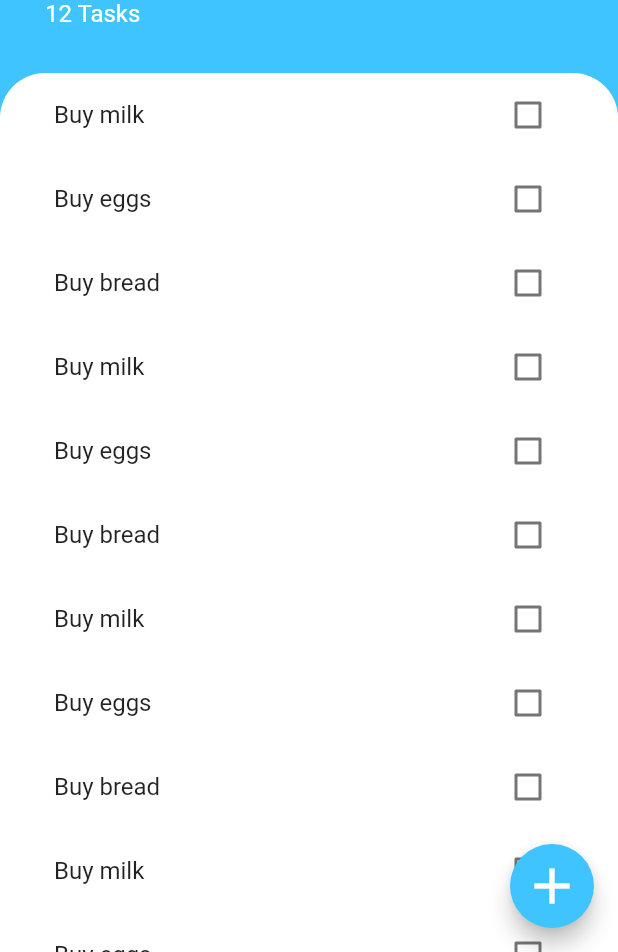
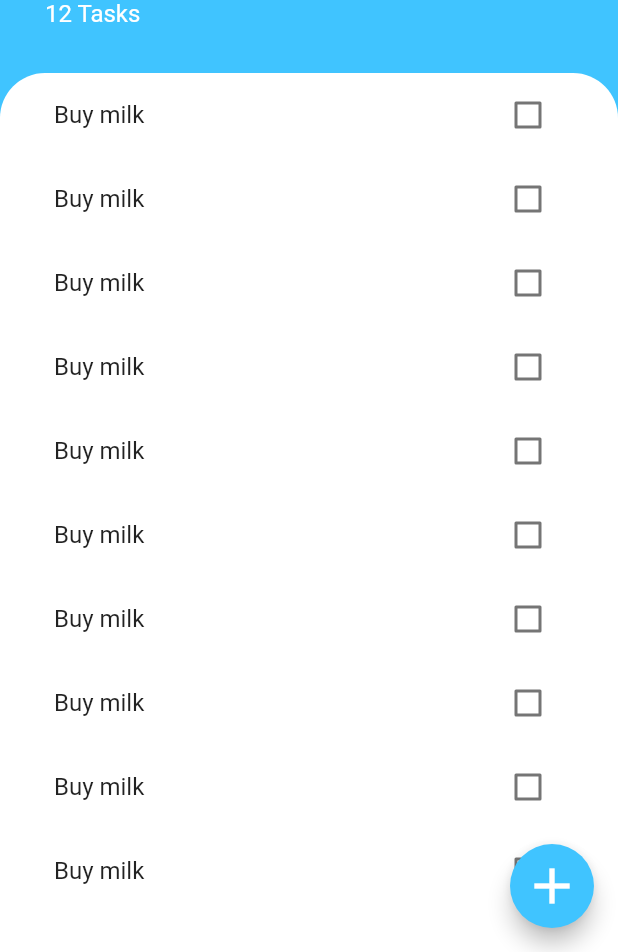
Before and after one commit to d2416/todo_list_app, a Flutter app: the screen it shows after launch, on a phone screen of 412 x 824 dp, the part 284-1236 px from its top. Run offline on Flutter 3.47's test engine with Material 2 defaults, Android fonts, the phone set to English and light mode, and no system bars.

Commit message:
using task as model

```diff
--- /dev/null
+++ b/lib/models/task.dart
@@ -0,0 +1,12 @@
+import 'package:flutter/material.dart';
+
+class Task {
+  final String name;
+  bool isDone;
+
+  Task({@required this.name, this.isDone = false});
+
+  void toggleDone() {
+    isDone = !isDone;
+  }
+}
--- a/lib/widgets/task_list.dart
+++ b/lib/widgets/task_list.dart
@@ -1,5 +1,6 @@
 import 'package:flutter/material.dart';
 import 'package:todoey_flutter/widgets/task_tile.dart';
+import 'package:todoey_flutter/models/task.dart';
 
 class TasksList extends StatelessWidget {
   @override
@@ -12,28 +13,27 @@ class TasksList extends StatelessWidget {
   List<TaskTile> getListTasks() {
     List<TaskTile> tiles = [];
 
-    List<String> tasks = [
-      'Buy milk',
-      'Buy eggs',
-      'Buy bread',
-      'Buy milk',
-      'Buy eggs',
-      'Buy bread',
-      'Buy milk',
-      'Buy eggs',
-      'Buy bread',
-      'Buy milk',
-      'Buy eggs',
-      'Buy bread',
-      'Buy milk',
-      'Buy eggs',
-      'Buy bread'
+    List<Task> tasks = [
+      createTask(),
+      createTask(),
+      createTask(),
+      createTask(),
+      createTask(),
+      createTask(),
+      createTask(),
+      createTask(),
+      createTask(),
+      createTask(),
     ];
-    for (String task in tasks) {
-      TaskTile tile = TaskTile(label: task);
+    for (Task task in tasks) {
+      TaskTile tile = TaskTile(label: task.name);
       tiles.add(tile);
     }
 
     return tiles;
   }
+
+  Task createTask() {
+    return Task(name: 'Buy milk');
+  }
 }
--- a/lib/widgets/task_tile.dart
+++ b/lib/widgets/task_tile.dart
@@ -14,7 +14,7 @@ class TaskTile extends StatefulWidget {
 class _TaskTileState extends State<TaskTile> {
   bool isChecked = false;
 
-  void checkboxCallback(bool value) {
+  void toogleCheckboxState(bool value) {
     setState(() {
       isChecked = value;
     });
@@ -31,7 +31,7 @@ class _TaskTileState extends State<TaskTile> {
       ),
       trailing: TaskCheckbox(
         checkBoxState: isChecked,
-        toogleCheckboxState: checkboxCallback,
+        checkboxCallback: toogleCheckboxState,
       ),
     );
   }
@@ -39,16 +39,16 @@ class _TaskTileState extends State<TaskTile> {
 
 class TaskCheckbox extends StatelessWidget {
   final bool checkBoxState;
-  final Function toogleCheckboxState;
+  final Function checkboxCallback;
 
-  TaskCheckbox({this.checkBoxState, this.toogleCheckboxState});
+  TaskCheckbox({this.checkBoxState, this.checkboxCallback});
 
   @override
   Widget build(BuildContext context) {
     return Checkbox(
       value: checkBoxState,
       activeColor: Colors.lightBlueAccent,
-      onChanged: toogleCheckboxState,
+      onChanged: checkboxCallback,
     );
   }
 }
```
